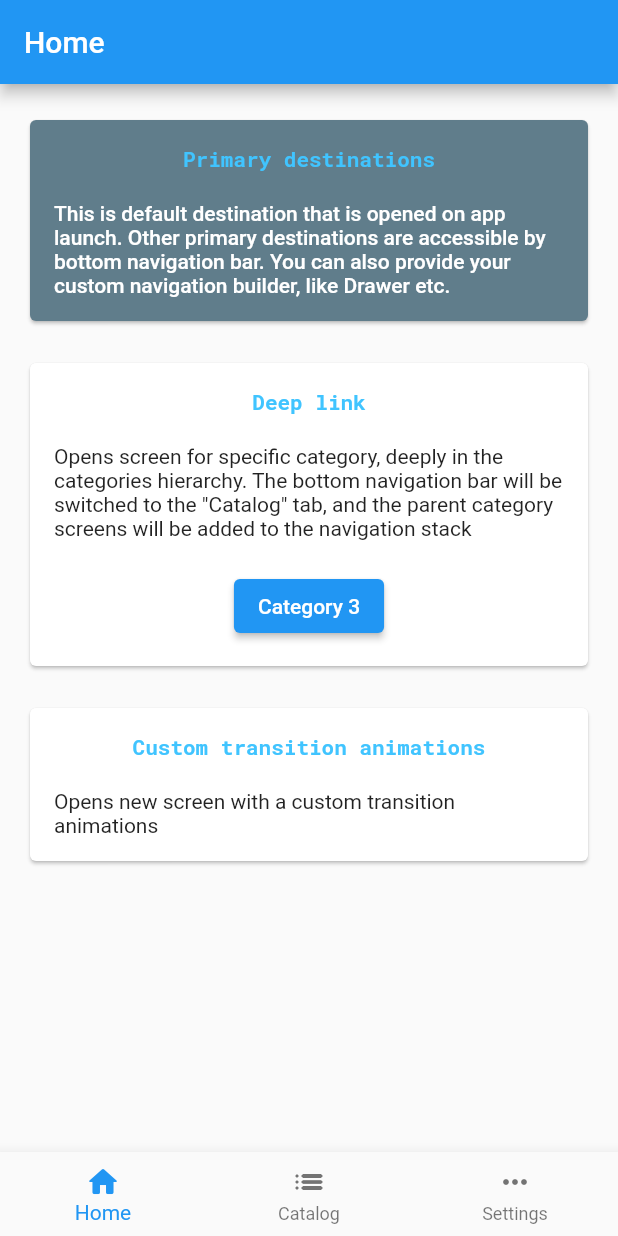
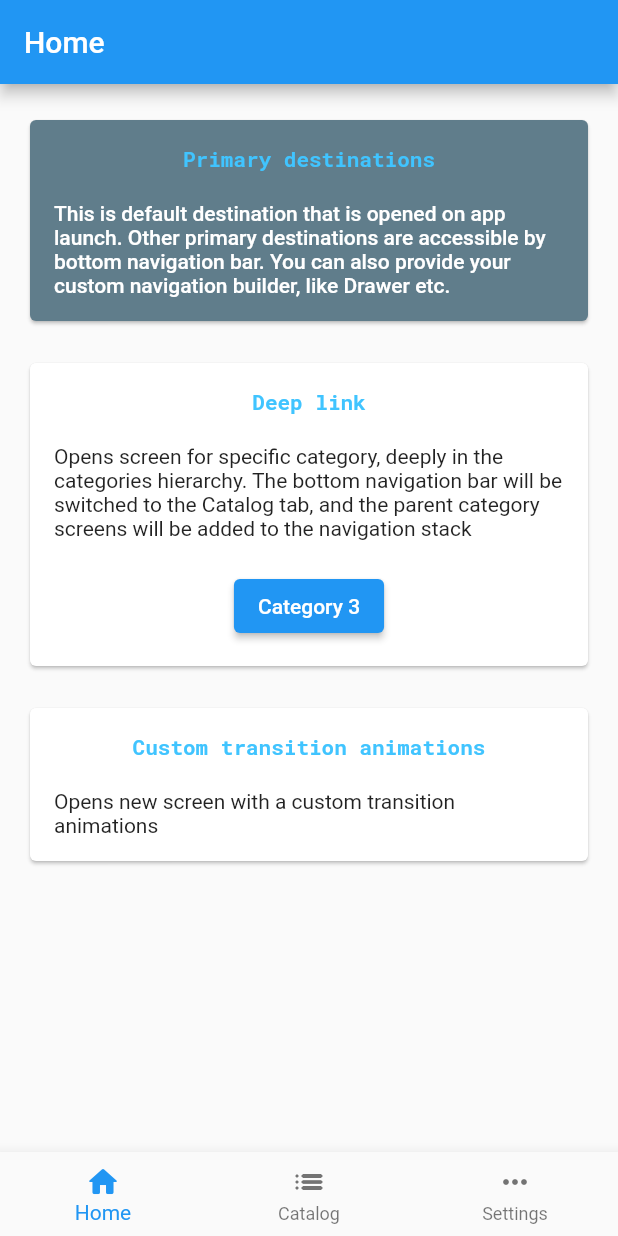
Before and after one commit to echedev/theseus-navigator, a Flutter app: the screen it shows after launch, on a phone screen of 412 x 824 dp. Run offline on Flutter 3.47's test engine with Material 2 defaults, Android fonts, the phone set to English and light mode, and no system bars; our stand-ins replace google_fonts; statements that could not run were skipped.

Commit message:
Update README.md

```diff
--- a/example/lib/home/home_screen.dart
+++ b/example/lib/home/home_screen.dart
@@ -26,7 +26,7 @@ class HomeScreen extends StatelessWidget {
           InfoItem(
             title: 'Deep link',
             description:
-                '''Opens screen for specific category, deeply in the categories hierarchy. The bottom navigation bar will be switched to the "Catalog" tab, and the parent category screens will be added to the navigation stack''',
+                '''Opens screen for specific category, deeply in the categories hierarchy. The bottom navigation bar will be switched to the Catalog tab, and the parent category screens will be added to the navigation stack''',
             child: ElevatedButton(
                 onPressed: () async {
                   navigationScheme.goTo(CatalogDestinations.categories.copyWith(
@@ -47,6 +47,7 @@ class HomeScreen extends StatelessWidget {
               navigationScheme.goTo(PrimaryDestinations.customTransition);
             },
           ),
+          const SizedBox(height: 20.0,)
         ],
       ),
     );
```
Also changed, not shown: 1 other file.
